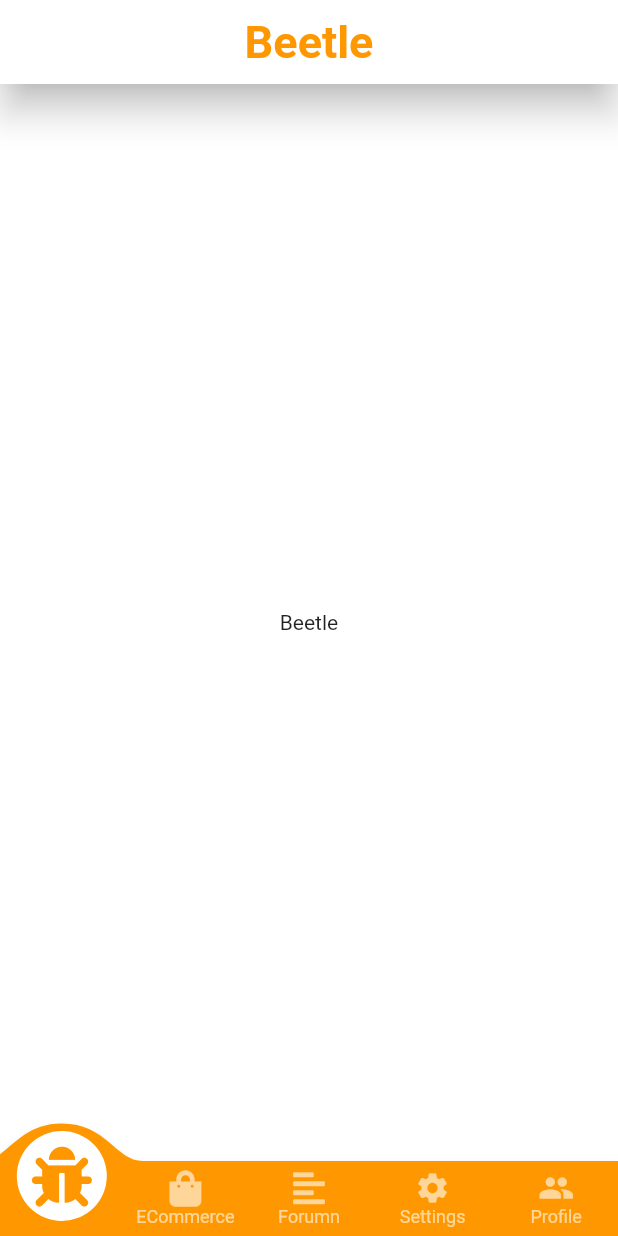
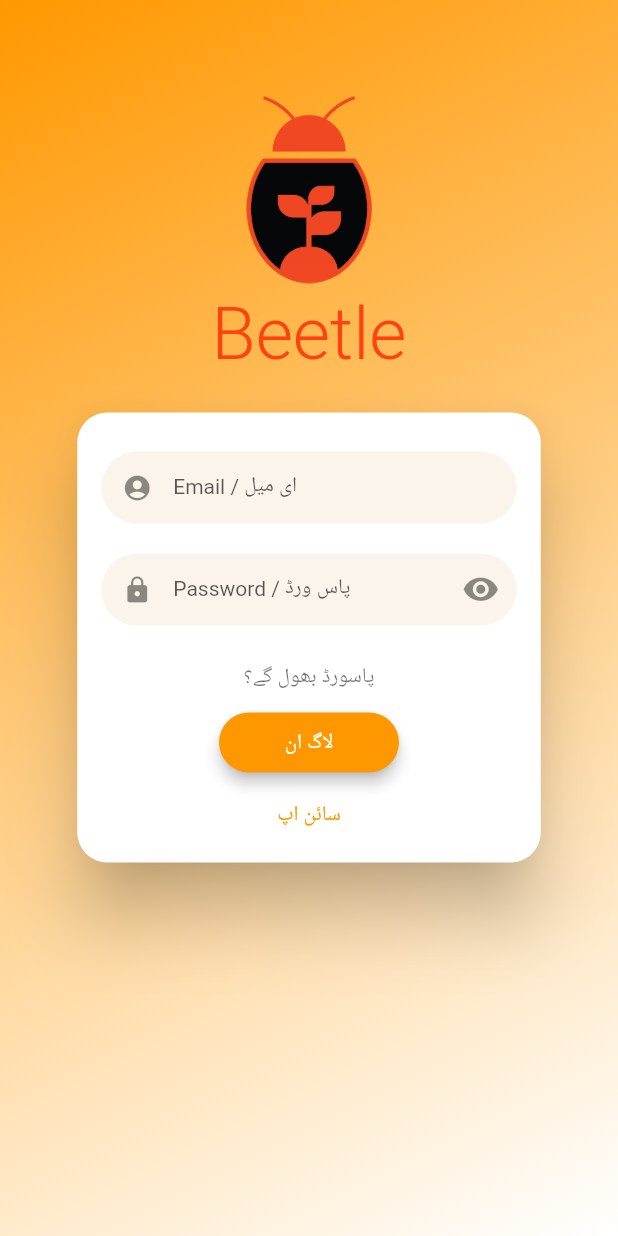
Before and after one commit to DeltA3241/beetle2, a Flutter app: the screen it shows after launch, on a phone screen of 412 x 824 dp. Run offline on Flutter 3.47's test engine with Material 2 defaults, Android fonts, the phone set to English and light mode, and no system bars; drawn by our look-alikes of convex_bottom_bar, flutter_login; our stand-ins replace font_awesome_flutter; project files that could hold a hidden picture were left out.

Commit message:
--added login/registration ui

```diff
--- a/lib/constants.dart
+++ b/lib/constants.dart
@@ -1,4 +1,5 @@
 import 'package:flutter/material.dart';
+import 'package:flutter_login/flutter_login.dart';
 
 const AppBarTheme kAppBarTheme = AppBarTheme(
   backgroundColor: Colors.white,
@@ -12,3 +13,40 @@ const TextStyle kAppBarTextStyle = TextStyle(
   fontWeight: FontWeight.bold,
   color: Colors.orange,
 );
+
+const List<String> kMainpages = [
+  'diseaseDetectionPage',
+  'ecommercePage',
+  'forumPage',
+  'settingsPage',
+  'profilePage',
+  '/',
+];
+
+LoginTheme kLoginTheme = LoginTheme(
+  footerBackgroundColor: Colors.orange,
+  primaryColor: Colors.orange,
+  accentColor: Colors.orange,
+  pageColorLight: Colors.orange,
+  pageColorDark: Colors.white,
+  cardTheme: const CardTheme(
+    elevation: 20,
+    margin: EdgeInsets.all(10),
+  ),
+  buttonTheme: const LoginButtonTheme(
+    backgroundColor: Colors.orange,
+    highlightColor: Colors.orange,
+  ),
+  titleStyle: const TextStyle(
+    color: Color(0xffff420e),
+  ),
+);
+
+LoginMessages kLoginMessages = LoginMessages(
+  loginButton: 'لاگ ان',
+  signupButton: 'سائن اپ',
+  forgotPasswordButton: 'پاسورڈ بھول گے؟',
+  userHint: 'Email / ای میل',
+  passwordHint: 'Password / پاس ورڈ',
+  confirmPasswordHint: 'Confirm Password / پاس ورڈ کی تصدیق کریں',
+);
--- /dev/null
+++ b/lib/login/login.dart
@@ -0,0 +1,25 @@
+import 'package:beetle/constants.dart';
+import 'package:flutter/material.dart';
+import 'package:flutter_login/flutter_login.dart';
+
+class LoginPage extends StatelessWidget {
+  const LoginPage({Key? key}) : super(key: key);
+
+  @override
+  Widget build(BuildContext context) {
+    return FlutterLogin(
+      theme: kLoginTheme,
+      title: 'Beetle',
+      logoTag: 'logo_main',
+      titleTag: 'title_main',
+      logo: const AssetImage('assets/images/png_files/Beetle.png'),
+      onLogin: (LoginData data) {},
+      onRecoverPassword: (String email) {},
+      onSignup: (SignupData signupdata) {},
+      onSubmitAnimationCompleted: () {
+        Navigator.pushNamed(context, kMainpages[0]);
+      },
+      messages: kLoginMessages,
+    );
+  }
+}
--- a/lib/main.dart
+++ b/lib/main.dart
@@ -1,6 +1,6 @@
+import 'package:beetle/disease_detection/disease_detedtion_main.dart';
+import 'package:beetle/login/login.dart';
 import 'package:flutter/material.dart';
-import 'package:convex_bottom_bar/convex_bottom_bar.dart';
-import 'package:font_awesome_flutter/font_awesome_flutter.dart';
 import 'constants.dart';
 
 void main() => runApp(const MyApp());
@@ -17,27 +17,11 @@ class MyApp extends StatelessWidget {
         scaffoldBackgroundColor: Colors.white,
         appBarTheme: kAppBarTheme,
       ),
-        home: Scaffold(
-          appBar: AppBar(
-            title: const Text(
-              'Beetle',
-            ),
-          ),
-          body: const Center(
-            child: Text('Beetle'),
-          ),
-          bottomNavigationBar: ConvexAppBar(
-            backgroundColor: Colors.orange,
-            items: const [
-              TabItem(icon: FontAwesomeIcons.bug, title: 'AI'),
-              TabItem(icon: FontAwesomeIcons.shoppingBag, title: 'ECommerce'),
-              TabItem(icon: FontAwesomeIcons.alignLeft, title: 'Forumn'),
-              TabItem(icon: Icons.settings, title: 'Settings'),
-              TabItem(icon: Icons.people, title: 'Profile'),
-            ],
-            //initialActiveIndex: 0,
-            onTap: (int i) => print('click index=$i'),
-          ),
-        ));
+      initialRoute: kMainpages[1],
+      routes: {
+        kMainpages[5]: ((context) => const LoginPage()),
+        kMainpages[0]: ((context) => const DiseaseDetectionMain()),
+      },
+    );
   }
 }
```
Also changed, not shown: lib/disease_detection/disease_detedtion_main.dart (added, +51 -0 lines), pubspec.yaml (+8 -8 lines), assets/fonts/NotoNastaliqUrdu-Bold.ttf (added), assets/fonts/NotoNastaliqUrdu-Regular.ttf (added), assets/images/png_files/Beetle.png (added), assets/images/png_files/Beetle_FULL.png (added), assets/images/png_files/Beetle_with_text.png (added), assets/images/svg_files/Beetle.svg (added), assets/images/svg_files/Beetle_FULL.svg (added), assets/images/svg_files/Beetle_with_text.svg (added), pubspec.lock, 2 other files. Lines whose indentation alone changed are shown as unchanged.
